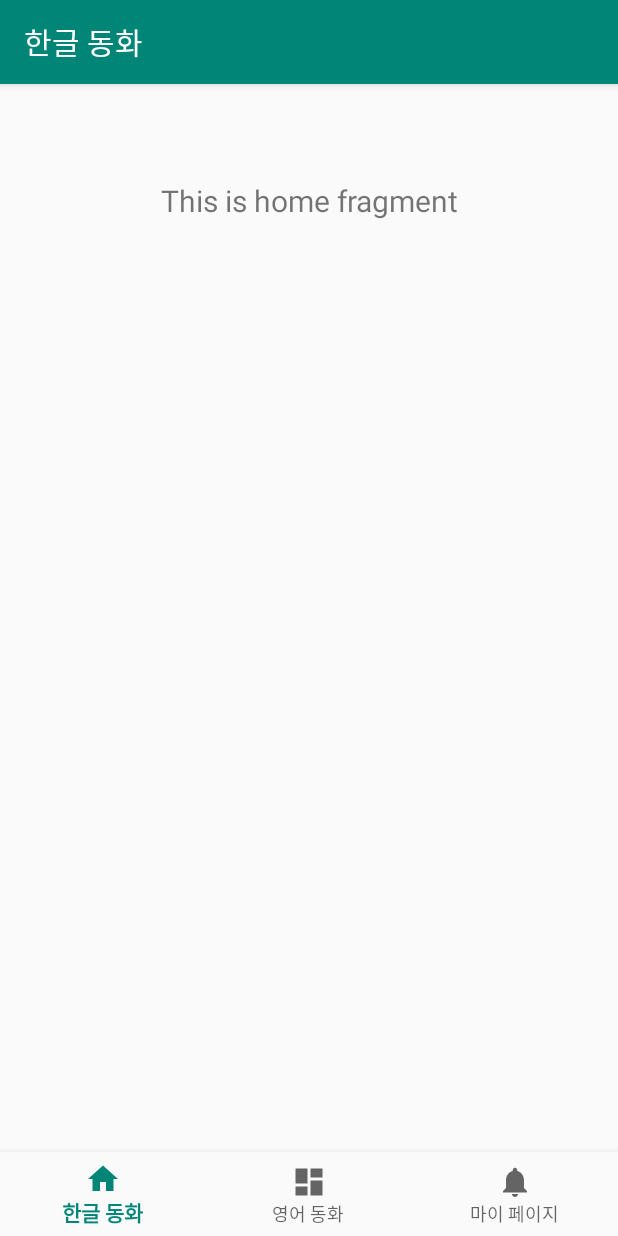
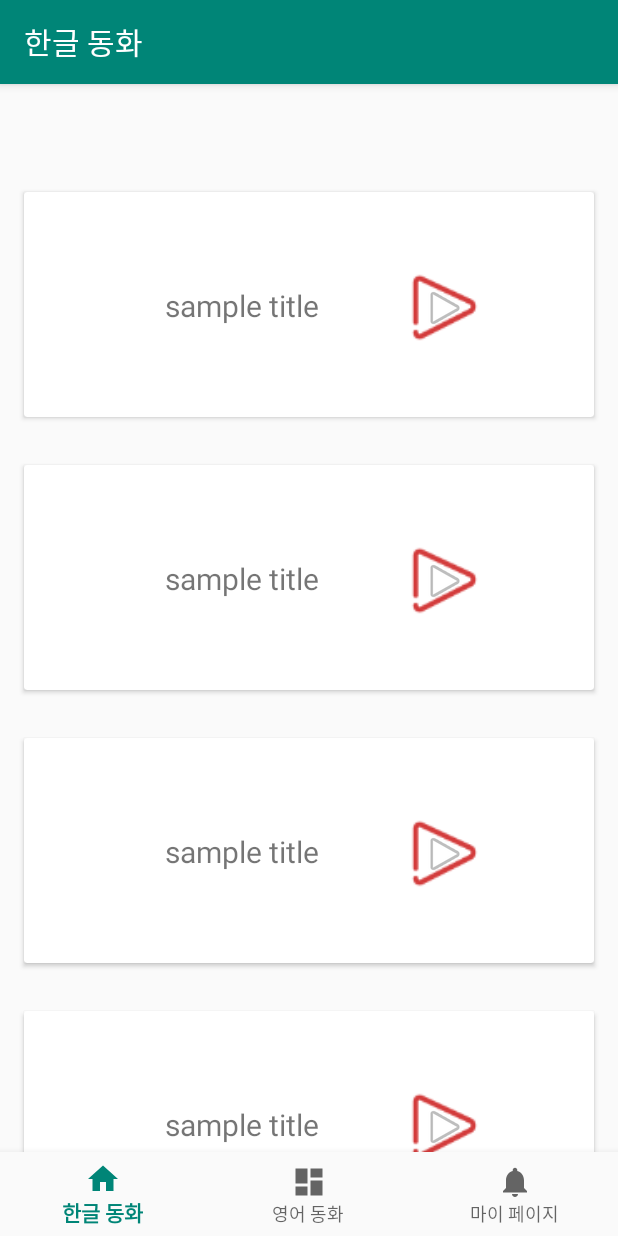
Before and after one commit to teetee6/P_project_code, an Android app: the screen it shows after launch (MainActivity), on a phone screen of 412 x 824 dp. Run offline under Robolectric (Android 15) with nearby library versions, the phone set to English and light mode, and no system bars; our stand-ins replace navigation-ui.

Commit message:
set custom list view on korean fragment

```diff
--- /dev/null
+++ b/app/src/main/java/org/techtown/myapplication/BookAdapter.java
@@ -0,0 +1,85 @@
+package org.techtown.myapplication;
+
+    import android.view.LayoutInflater;
+    import android.view.View;
+    import android.view.ViewGroup;
+    import android.widget.Button;
+    import android.widget.ImageButton;
+    import android.widget.ImageView;
+    import android.widget.TextView;
+
+    import androidx.annotation.NonNull;
+    import androidx.cardview.widget.CardView;
+    import androidx.recyclerview.widget.RecyclerView;
+
+    import java.util.List;
+
+public class BookAdapter extends RecyclerView.Adapter<BookAdapter.ViewHolder> {
+
+    static private List<BookItem> mBookTempArray;
+
+    public BookAdapter(List<BookItem> BookList){
+        mBookTempArray = BookList;
+    }
+
+    OnItemClickListener listener;
+    public static interface OnItemClickListener{
+        public void onItemClick(ViewHolder holder, View view, int position);
+    }
+
+    static public BookItem getItem(int position){
+        return mBookTempArray.get(position);
+    }
+
+    @NonNull
+    @Override
+    public ViewHolder onCreateViewHolder(@NonNull ViewGroup parent, int viewType) {
+        return new ViewHolder(LayoutInflater.from(parent.getContext()).inflate(R.layout.cardview,parent,false));
+
+    }
+
+    @Override
+    public void onBindViewHolder(@NonNull ViewHolder holder, int position) {
+        //holder.bookImg.setImageResource(mBookTempArray.get(position).getImgSrc());
+        //holder.tBookTitle.setText(mBookTempArray.get(position).getName());
+        holder.setOnItemClickListener(listener);
+    }
+
+
+
+    public int getItemCount(){
+        return mBookTempArray.size();
+    }
+
+    public void setOnItemClickListener(OnItemClickListener listener){
+        this.listener = listener;
+    }
+
+    public static class ViewHolder extends RecyclerView.ViewHolder{
+        public TextView tBookTitle;
+        public CardView cView1;
+        public ImageView bookImg;
+        public ImageButton btnPlay;
+
+        OnItemClickListener listener;
+
+        public ViewHolder(final View itemView){
+            super(itemView);
+            tBookTitle = (TextView) itemView.findViewById(R.id.tBookTitle);
+            bookImg = (ImageView) itemView.findViewById(R.id.bookImg);
+            cView1 = (CardView) itemView.findViewById(R.id.cView1);
+            btnPlay = (ImageButton) itemView.findViewById(R.id.btnPlay);
+
+            btnPlay.setOnClickListener(new View.OnClickListener(){
+                @Override
+                public void onClick(View v) {
+                    //btnPlay click event
+                }
+            });
+        }
+
+        public void setOnItemClickListener(OnItemClickListener listener){
+            this.listener = listener;
+        }
+    }
+}
--- /dev/null
+++ b/app/src/main/java/org/techtown/myapplication/BookItem.java
@@ -0,0 +1,23 @@
+package org.techtown.myapplication;
+
+public class BookItem {
+
+    private String name, imgSrc;
+
+    public String getName(){
+        return name;
+    }
+
+    public void setName(String name){
+        this.name = name;
+    }
+
+    public String getImgSrc(){
+        return imgSrc;
+    }
+
+    public void setImgSrc(String time){
+        this.imgSrc = imgSrc;
+    }
+
+}
--- a/app/src/main/java/org/techtown/myapplication/ui/home/HomeFragment.java
+++ b/app/src/main/java/org/techtown/myapplication/ui/home/HomeFragment.java
@@ -1,35 +1,78 @@
 package org.techtown.myapplication.ui.home;
 
+import android.graphics.Color;
 import android.os.Bundle;
 import android.view.LayoutInflater;
 import android.view.View;
 import android.view.ViewGroup;
+import android.widget.Button;
 import android.widget.TextView;
+import android.widget.Toast;
 
 import androidx.annotation.Nullable;
 import androidx.annotation.NonNull;
+import androidx.cardview.widget.CardView;
 import androidx.fragment.app.Fragment;
 import androidx.lifecycle.Observer;
 import androidx.lifecycle.ViewModelProviders;
+import androidx.recyclerview.widget.DefaultItemAnimator;
+import androidx.recyclerview.widget.LinearLayoutManager;
+import androidx.recyclerview.widget.RecyclerView;
 
+import org.techtown.myapplication.BookAdapter;
+import org.techtown.myapplication.BookItem;
 import org.techtown.myapplication.R;
+
+
+import java.util.ArrayList;
+import java.util.List;
 
 public class HomeFragment extends Fragment {
 
-    private HomeViewModel homeViewModel;
+    private BookAdapter mBookAdapter;
+    private List<BookItem> mBookArray;
+    private LinearLayoutManager layoutManager;
+    RecyclerView rViewKorean;
+    Button btn2;
+    static View root;
 
     public View onCreateView(@NonNull LayoutInflater inflater,
                              ViewGroup container, Bundle savedInstanceState) {
-        homeViewModel =
-                ViewModelProviders.of(this).get(HomeViewModel.class);
-        View root = inflater.inflate(R.layout.fragment_home, container, false);
-        final TextView textView = root.findViewById(R.id.text_home);
-        homeViewModel.getText().observe(this, new Observer<String>() {
+        root = inflater.inflate(R.layout.fragment_home, container, false);
+        rViewKorean = (RecyclerView) root.findViewById(R.id.rViewKorean);
+        btn2 = (Button) root.findViewById(R.id.btn2);
+
+        dataInit();
+
+        return root;
+    }
+
+    private void dataInit(){
+
+        mBookArray = new ArrayList<BookItem>();
+
+        for(int i=0;i<=5;i++){
+            BookItem item = new BookItem();
+            item.setName("안"); //insert book title
+            //item.setImgSrc(); //insert book image src
+
+            mBookArray.add(item);
+        }
+
+        layoutManager = new LinearLayoutManager(getActivity());
+        layoutManager.setOrientation(LinearLayoutManager.VERTICAL);
+        rViewKorean.setLayoutManager(layoutManager);
+        mBookAdapter = new BookAdapter(mBookArray);
+
+        rViewKorean.setAdapter(mBookAdapter);
+        rViewKorean.setItemAnimator(new DefaultItemAnimator());
+
+        mBookAdapter.setOnItemClickListener(new BookAdapter.OnItemClickListener(){
             @Override
-            public void onChanged(@Nullable String s) {
-                textView.setText(s);
+            public void onItemClick(BookAdapter.ViewHolder holder, View view, int position) {
+                BookItem item = BookAdapter.getItem(position);
+                CardView cv = (CardView) view.findViewById(R.id.cView1);
             }
         });
-        return root;
     }
 }
--- /dev/null
+++ b/app/src/main/res/layout/cardview.xml
@@ -0,0 +1,71 @@
+<?xml version="1.0" encoding="utf-8"?>
+<androidx.cardview.widget.CardView xmlns:android="http://schemas.android.com/apk/res/android"
+xmlns:app="http://schemas.android.com/apk/res-auto"
+xmlns:tools="http://schemas.android.com/tools"
+android:id="@+id/cView1"
+android:layout_width="match_parent"
+android:layout_height="wrap_content"
+android:layout_marginStart="16dp"
+android:layout_marginLeft="16dp"
+android:layout_marginTop="16dp"
+android:layout_marginEnd="16dp"
+android:layout_marginRight="16dp"
+android:layout_marginBottom="16dp"
+app:layout_constraintEnd_toEndOf="parent"
+app:layout_constraintStart_toStartOf="parent"
+app:layout_constraintTop_toTopOf="parent"
+app:layout_constraintVertical_bias="0.0">
+
+<LinearLayout
+    android:id="@+id/card1"
+    android:layout_width="match_parent"
+    android:layout_height="match_parent">
+
+    <androidx.constraintlayout.widget.ConstraintLayout
+        android:id="@+id/cardView"
+        android:layout_width="match_parent"
+        android:layout_height="150dp">
+
+        <ImageView
+            android:id="@+id/bookImg"
+            android:layout_width="wrap_content"
+            android:layout_height="wrap_content"
+            android:layout_marginStart="15dp"
+            android:layout_marginEnd="248dp"
+            app:layout_constraintBottom_toBottomOf="parent"
+            app:layout_constraintEnd_toEndOf="parent"
+            app:layout_constraintStart_toStartOf="parent"
+            app:layout_constraintTop_toTopOf="parent"
+            tools:srcCompat="@tools:sample/avatars" />
+
+        <TextView
+            android:id="@+id/tBookTitle"
+            android:layout_width="wrap_content"
+            android:layout_height="wrap_content"
+            android:layout_marginStart="20dp"
+            android:layout_marginTop="60dp"
+            android:text="@string/book_title"
+            android:textSize="20sp"
+            app:layout_constraintBottom_toBottomOf="parent"
+            app:layout_constraintEnd_toEndOf="parent"
+            app:layout_constraintHorizontal_bias="0.0"
+            app:layout_constraintStart_toEndOf="@+id/bookImg"
+            app:layout_constraintTop_toTopOf="parent"
+            app:layout_constraintVertical_bias="0.031" />
+
+        <ImageButton
+            android:id="@+id/btnPlay"
+            android:layout_width="50dp"
+            android:layout_height="50dp"
+            android:layout_marginStart="20dp"
+            android:layout_marginEnd="36dp"
+            android:layout_marginBottom="48dp"
+            android:background="@mipmap/ic_play"
+            android:scrollbarSize="4dp"
+            app:layout_constraintBottom_toBottomOf="parent"
+            app:layout_constraintEnd_toEndOf="parent"
+            app:layout_constraintStart_toEndOf="@+id/tBookTitle"
+            app:srcCompat="@android:drawable/ic_media_play" />
+    </androidx.constraintlayout.widget.ConstraintLayout>
+</LinearLayout>
+</androidx.cardview.widget.CardView>
--- a/app/src/main/res/layout/fragment_dashboard.xml
+++ b/app/src/main/res/layout/fragment_dashboard.xml
@@ -1,5 +1,5 @@
 <?xml version="1.0" encoding="utf-8"?>
-<androidx.constraintlayout.widget.ConstraintLayout xmlns:android="http://schemas.android.com/apk/res/android"
+<androidx.cardview.widget.CardView xmlns:android="http://schemas.android.com/apk/res/android"
     xmlns:app="http://schemas.android.com/apk/res-auto"
     android:layout_width="match_parent"
     android:layout_height="match_parent">
@@ -16,4 +16,4 @@
         app:layout_constraintEnd_toEndOf="parent"
         app:layout_constraintStart_toStartOf="parent"
         app:layout_constraintTop_toTopOf="parent" />
-</androidx.constraintlayout.widget.ConstraintLayout>
+</androidx.cardview.widget.CardView>
--- a/app/src/main/res/layout/fragment_home.xml
+++ b/app/src/main/res/layout/fragment_home.xml
@@ -1,6 +1,7 @@
 <?xml version="1.0" encoding="utf-8"?>
 <androidx.constraintlayout.widget.ConstraintLayout xmlns:android="http://schemas.android.com/apk/res/android"
     xmlns:app="http://schemas.android.com/apk/res-auto"
+    xmlns:tools="http://schemas.android.com/tools"
     android:layout_width="match_parent"
     android:layout_height="match_parent">
 
@@ -16,4 +17,26 @@
         app:layout_constraintEnd_toEndOf="parent"
         app:layout_constraintStart_toStartOf="parent"
         app:layout_constraintTop_toTopOf="parent" />
+
+    <androidx.recyclerview.widget.RecyclerView
+        android:id="@+id/rViewKorean"
+        android:layout_width="match_parent"
+        android:layout_height="wrap_content"
+        app:layout_constraintBottom_toBottomOf="parent"
+        app:layout_constraintEnd_toEndOf="parent"
+        app:layout_constraintHorizontal_bias="0.0"
+        app:layout_constraintStart_toStartOf="parent"
+        app:layout_constraintTop_toTopOf="parent"
+        app:layout_constraintVertical_bias="0.0" />
+
+    <Button
+        android:id="@+id/btn2"
+        android:layout_width="wrap_content"
+        android:layout_height="wrap_content"
+        android:layout_marginTop="112dp"
+        android:text="Button"
+        app:layout_constraintEnd_toEndOf="parent"
+        app:layout_constraintStart_toStartOf="parent"
+        app:layout_constraintTop_toBottomOf="@+id/rViewKorean" />
+
 </androidx.constraintlayout.widget.ConstraintLayout>
--- a/app/src/main/res/values/strings.xml
+++ b/app/src/main/res/values/strings.xml
@@ -3,4 +3,5 @@
     <string name="title_Korean">한글 동화</string>
     <string name="title_English">영어 동화</string>
     <string name="title_My_Page">마이 페이지</string>
+    <string name="book_title">sample title</string>
 </resources>
```
Also changed, not shown: app/src/main/res/mipmap-hdpi/ic_play.png (added), app/src/main/res/mipmap-mdpi/ic_play.png (added), app/src/main/res/mipmap-xhdpi/ic_play.png (added), app/src/main/res/mipmap-xxhdpi/ic_play.png (added), app/src/main/res/mipmap-xxxhdpi/ic_play.png (added).
